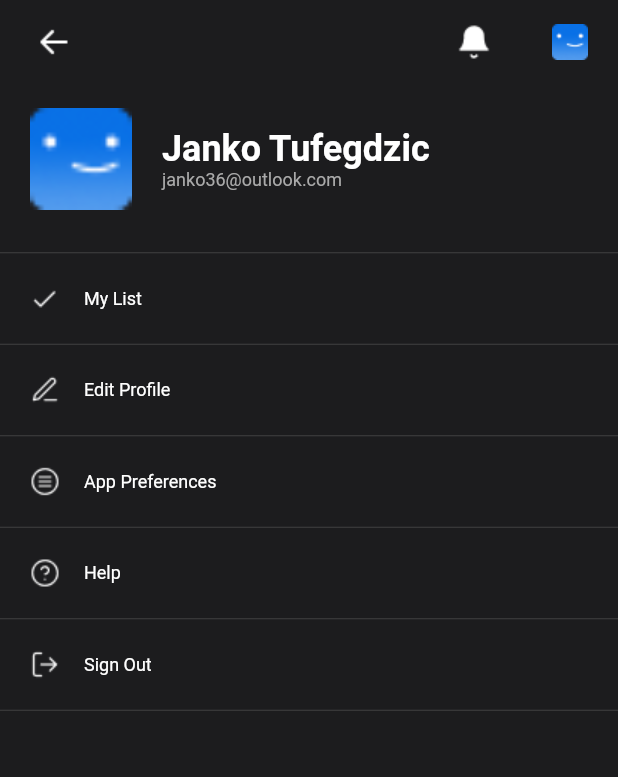
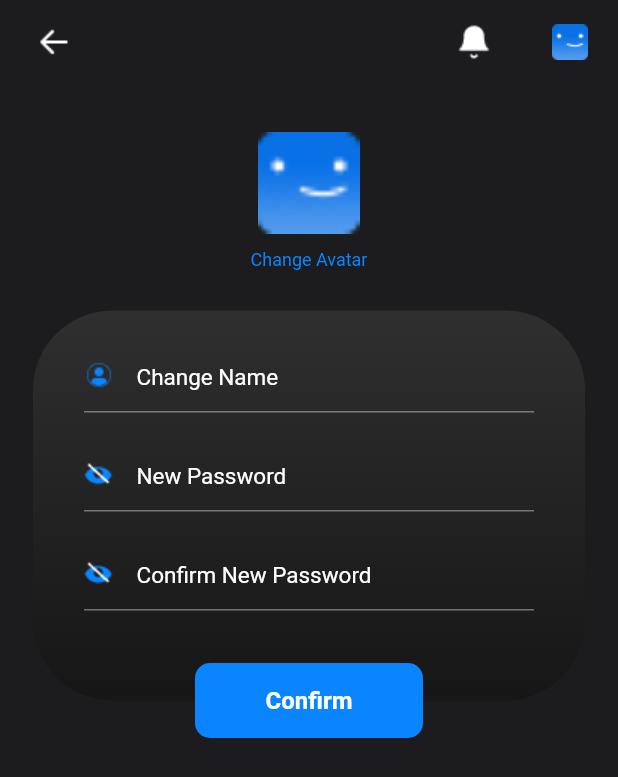
Before and after one commit to credeo/movie_wtc, a Flutter app: the ProfilePage screen opened by its route, after a tap on "Edit Profile", on a phone screen of 412 x 824 dp. Shown: the top 777 px of the screen. Run offline on Flutter 3.47's test engine with Material 2 defaults, Android fonts, the phone set to English and light mode, and no system bars; our stand-ins replace easy_localization, flick_video_player, go_router, kiwi, share_plus, smooth_page_indicator and 1 more; missing offline and left inert: easy_logger.

Commit message:
Edit profile page

```diff
--- /dev/null
+++ b/lib/pages/edit_profile.dart
@@ -0,0 +1,152 @@
+import 'package:flutter/material.dart';
+import 'package:movie_wtc/extensions/custom_colors.dart';
+import 'package:movie_wtc/extensions/custom_text_styles.dart';
+import 'package:movie_wtc/widgets/custom_app_bar.dart';
+import 'package:movie_wtc/widgets/custom_button.dart';
+
+class EditProfilePage extends StatelessWidget {
+  static const pageName = 'edit_profile';
+
+  const EditProfilePage({Key? key}) : super(key: key);
+
+  @override
+  Widget build(BuildContext context) {
+    return Scaffold(
+      backgroundColor: CustomColors.of(context).background,
+      appBar: const CustomAppBar(
+        hasBackButton: true,
+        hasNotificationButton: true,
+        isProfilePage: true,
+      ),
+      body: Column(
+        children: [
+          Padding(
+            padding: const EdgeInsets.only(top: 32, bottom: 10),
+            child: Center(
+              child: SizedBox(
+                width: 68,
+                height: 68,
+                child: Image.asset(
+                  'assets/icons/icon_profile.png',
+                  fit: BoxFit.cover,
+                ),
+              ),
+            ),
+          ),
+          GestureDetector(
+            onTap: () {
+              print('change avatar');
+            },
+            child: Text(
+              'Change Avatar',
+              style: CustomTextStyles.of(context).regular12.apply(
+                    color: CustomColors.of(context).primary,
+                  ),
+            ),
+          ),
+          const SizedBox(height: 27),
+          Padding(
+            padding: const EdgeInsets.symmetric(horizontal: 22),
+            child: SizedBox(
+              height: 285,
+              width: MediaQuery.of(context).size.width,
+              child: Stack(
+                children: [
+                  Positioned.fill(
+                    bottom: 25.0,
+                    child: DecoratedBox(
+                      decoration: BoxDecoration(
+                        borderRadius: BorderRadius.circular(53),
+                        gradient: LinearGradient(
+                          begin: Alignment.topCenter,
+                          end: Alignment.bottomCenter,
+                          colors: [
+                            CustomColors.of(context)
+                                .buttonBackgroundGradientStart,
+                            CustomColors.of(context).buttonBackgroundGradientEnd
+                          ],
+                        ),
+                      ),
+                    ),
+                  ),
+                  Align(
+                    alignment: Alignment.bottomCenter,
+                    child: CustomButton(
+                      title: 'Confirm',
+                      onPressed: () {
+                        print('confirm');
+                      },
+                    ),
+                  ),
+                  Align(
+                      alignment: Alignment.topCenter,
+                      child: Column(
+                        children: [
+                          const SizedBox(height: 20),
+                          Padding(
+                            padding:
+                                const EdgeInsets.symmetric(horizontal: 34.0),
+                            child: TextField(
+                              decoration: InputDecoration(
+                                hintText: 'Change Name',
+                                hintStyle:
+                                    CustomTextStyles.of(context).regular15,
+                                prefixIconConstraints:
+                                    const BoxConstraints(maxWidth: 35),
+                                prefixIcon: Align(
+                                  alignment: Alignment.centerLeft,
+                                  child: Image.asset(
+                                      'assets/icons/icon_profile_small.png'),
+                                ),
+                              ),
+                            ),
+                          ),
+                          const SizedBox(height: 18),
+                          Padding(
+                            padding:
+                                const EdgeInsets.symmetric(horizontal: 34.0),
+                            child: TextField(
+                              decoration: InputDecoration(
+                                hintText: 'New Password',
+                                hintStyle:
+                                    CustomTextStyles.of(context).regular15,
+                                prefixIconConstraints:
+                                    const BoxConstraints(maxWidth: 35),
+                                prefixIcon: Align(
+                                  alignment: Alignment.centerLeft,
+                                  child: Image.asset(
+                                      'assets/icons/icon_eye_crossed.png'),
+                                ),
+                              ),
+                            ),
+                          ),
+                          const SizedBox(height: 18),
+                          Padding(
+                            padding:
+                                const EdgeInsets.symmetric(horizontal: 34.0),
+                            child: TextField(
+                              decoration: InputDecoration(
+                                hintText: 'Confirm New Password',
+                                hintStyle:
+                                    CustomTextStyles.of(context).regular15,
+                                prefixIconConstraints:
+                                    const BoxConstraints(maxWidth: 35),
+                                prefixIcon: Align(
+                                  alignment: Alignment.centerLeft,
+                                  child: Image.asset(
+                                      'assets/icons/icon_eye_crossed.png'),
+                                ),
+                              ),
+                            ),
+                          ),
+                        ],
+                      ))
+                ],
+              ),
+            ),
+          )
+        ],
+      ),
+    );
+  }
+}
--- a/lib/pages/profile.dart
+++ b/lib/pages/profile.dart
@@ -1,6 +1,11 @@
 import 'package:flutter/material.dart';
+import 'package:go_router/go_router.dart';
 import 'package:movie_wtc/extensions/custom_colors.dart';
 import 'package:movie_wtc/extensions/custom_text_styles.dart';
+import 'package:movie_wtc/pages/edit_profile.dart';
+import 'package:movie_wtc/pages/login_page.dart';
+import 'package:movie_wtc/pages/my_list.dart';
+import 'package:movie_wtc/pages/tab_container.dart';
 import 'package:movie_wtc/widgets/custom_app_bar.dart';
 
 class ProfilePage extends StatelessWidget {
@@ -15,6 +20,7 @@ class ProfilePage extends StatelessWidget {
       appBar: const CustomAppBar(
         hasNotificationButton: true,
         hasBackButton: true,
+        isProfilePage: true,
       ),
       body: Column(
         children: [
@@ -58,13 +64,17 @@ class ProfilePage extends StatelessWidget {
             context: context,
             text: 'My List',
             iconPath: 'assets/icons/icon_checkmark.png',
-            callback: () {},
+            callback: () {
+              context.pushNamed(MyListPage.pageName);
+            },
           ),
           getRow(
             context: context,
             text: 'Edit Profile',
             iconPath: 'assets/icons/icon_edit.png',
-            callback: () {},
+            callback: () {
+              context.goNamed(EditProfilePage.pageName);
+            },
           ),
           getRow(
             context: context,
@@ -82,7 +92,9 @@ class ProfilePage extends StatelessWidget {
             context: context,
             text: 'Sign Out',
             iconPath: 'assets/icons/icon_logout.png',
-            callback: () {},
+            callback: () {
+              context.goNamed(LoginPage.pageName);
+            },
           ),
         ],
       ),
@@ -95,6 +107,7 @@ class ProfilePage extends StatelessWidget {
       required String text,
       required String iconPath}) {
     return GestureDetector(
+      behavior: HitTestBehavior.opaque,
       onTap: callback,
       child: Column(
         mainAxisAlignment: MainAxisAlignment.center,
--- a/lib/services/router_service.dart
+++ b/lib/services/router_service.dart
@@ -3,6 +3,7 @@ import 'package:go_router/go_router.dart';
 import 'package:kiwi/kiwi.dart';
 import 'package:movie_wtc/pages/categories.dart';
 import 'package:movie_wtc/pages/category_details.dart';
+import 'package:movie_wtc/pages/edit_profile.dart';
 import 'package:movie_wtc/pages/login_page.dart';
 import 'package:movie_wtc/pages/movie_details.dart';
 import 'package:movie_wtc/pages/movie_player.dart';
@@ -46,10 +47,16 @@ class RouterService {
           builder: (context, state) => const MyListPage(),
         ),
         GoRoute(
-          path: '/profile',
-          name: ProfilePage.pageName,
-          builder: (context, state) => const ProfilePage(),
-        ),
+            path: '/profile',
+            name: ProfilePage.pageName,
+            builder: (context, state) => const ProfilePage(),
+            routes: [
+              GoRoute(
+                path: 'edit_profile',
+                name: EditProfilePage.pageName,
+                builder: (context, state) => const EditProfilePage(),
+              ),
+            ]),
         GoRoute(
           path: '/home',
           name: TabContainer.pageName,
--- a/lib/widgets/custom_app_bar.dart
+++ b/lib/widgets/custom_app_bar.dart
@@ -9,6 +9,7 @@ class CustomAppBar extends StatelessWidget implements PreferredSizeWidget {
   final bool hasBackButton;
   final bool hasSearchButton;
   final bool hasNotificationButton;
+  final bool isProfilePage;
   final Color? backgroundColor;
 
   const CustomAppBar({
@@ -16,6 +17,7 @@ class CustomAppBar extends StatelessWidget implements PreferredSizeWidget {
     this.hasBackButton = false,
     this.hasSearchButton = false,
     this.hasNotificationButton = false,
+    this.isProfilePage = false,
     this.backgroundColor,
   });
 
@@ -69,7 +71,7 @@ class CustomAppBar extends StatelessWidget implements PreferredSizeWidget {
         CupertinoButton(
           child: Image.asset('assets/icons/icon_profile.png'),
           onPressed: () {
-            context.pushNamed(ProfilePage.pageName);
+            if (!isProfilePage) context.pushNamed(ProfilePage.pageName);
           },
         ),
       ],
```
